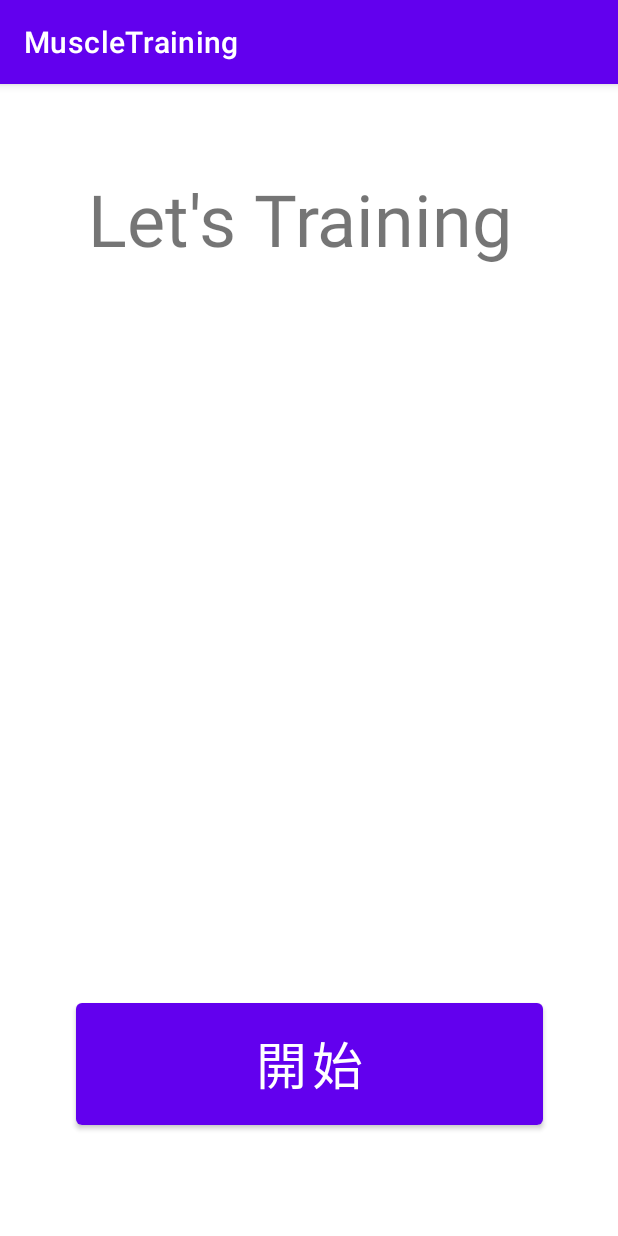
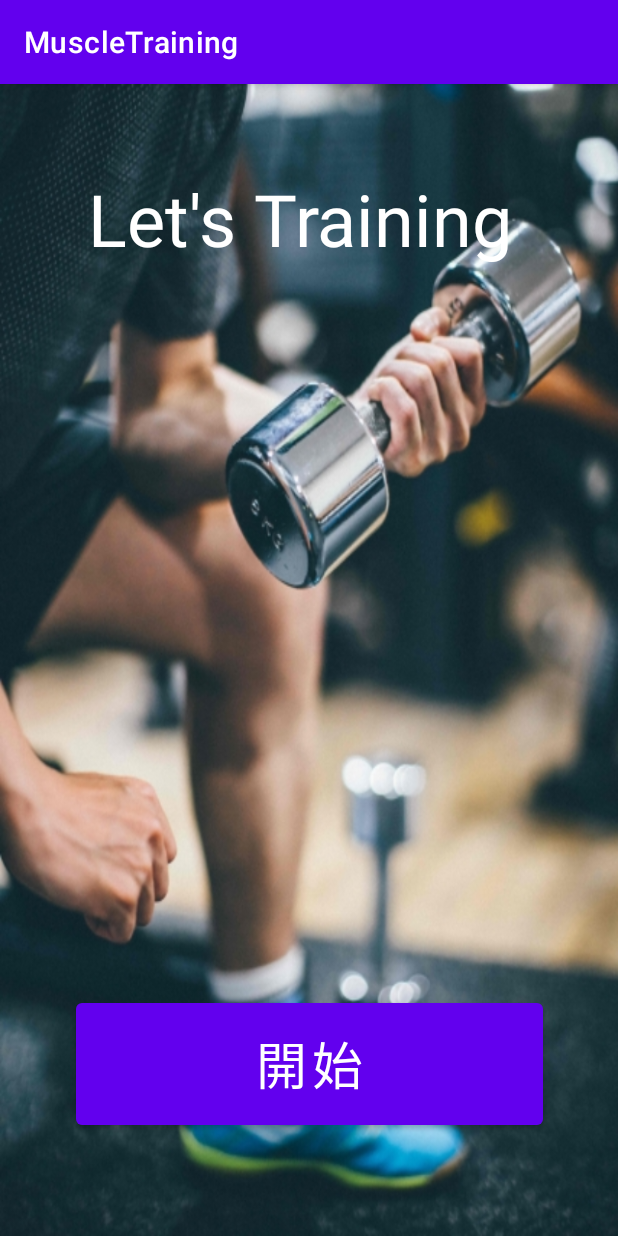
Before and after one commit to itc-s21005/MuscleTraining, an Android app: the screen it shows after launch (MainActivity), on a phone screen of 412 x 824 dp. Run offline under Robolectric (Android 15) with nearby library versions, the phone set to English and light mode, and no system bars.

Commit message:
mainの背景に画像をつけた

```diff
--- a/app/src/main/res/layout/activity_main.xml
+++ b/app/src/main/res/layout/activity_main.xml
@@ -4,6 +4,7 @@
     xmlns:tools="http://schemas.android.com/tools"
     android:layout_width="match_parent"
     android:layout_height="match_parent"
+    android:background="@drawable/mussle"
     tools:context=".MainActivity">
 
     <TextView
@@ -11,6 +12,7 @@
         android:layout_width="315dp"
         android:layout_height="65dp"
         android:text="@string/MuscleTraining"
+        android:textColor="@color/white"
         android:textSize="48sp"
         app:layout_constraintBottom_toBottomOf="parent"
         app:layout_constraintEnd_toEndOf="parent"
@@ -29,4 +31,5 @@
         app:layout_constraintBottom_toBottomOf="parent"
         app:layout_constraintEnd_toEndOf="parent"
         app:layout_constraintStart_toStartOf="parent" />
+
 </androidx.constraintlayout.widget.ConstraintLayout>
```
Also changed, not shown: app/src/main/res/drawable/mussle.jpg (renamed from app/src/main/res/drawable/Mussle.jpg).
